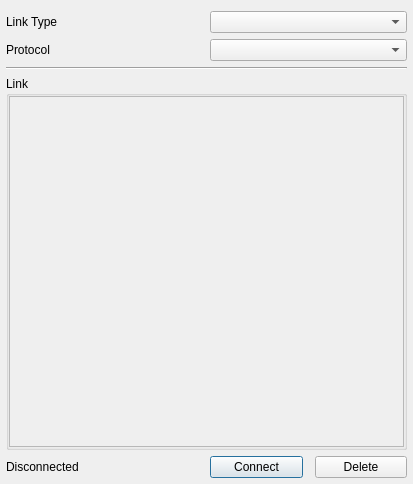
Old version of the form src/commsettings.ui in the repository nlbtuyen/ConfigurationGCS.
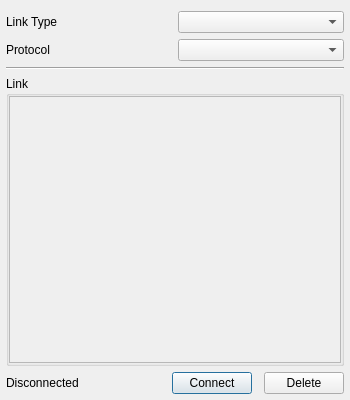
New version of the form.

```diff
--- a/src/commsettings.ui
+++ b/src/commsettings.ui
@@ -6,8 +6,8 @@
    <rect>
     <x>0</x>
     <y>0</y>
-    <width>413</width>
-    <height>484</height>
+    <width>350</width>
+    <height>400</height>
    </rect>
   </property>
   <property name="contextMenuPolicy">
@@ -63,8 +63,8 @@
           <rect>
            <x>0</x>
            <y>0</y>
-           <width>397</width>
-           <height>350</height>
+           <width>334</width>
+           <height>266</height>
           </rect>
          </property>
         </widget>
```
